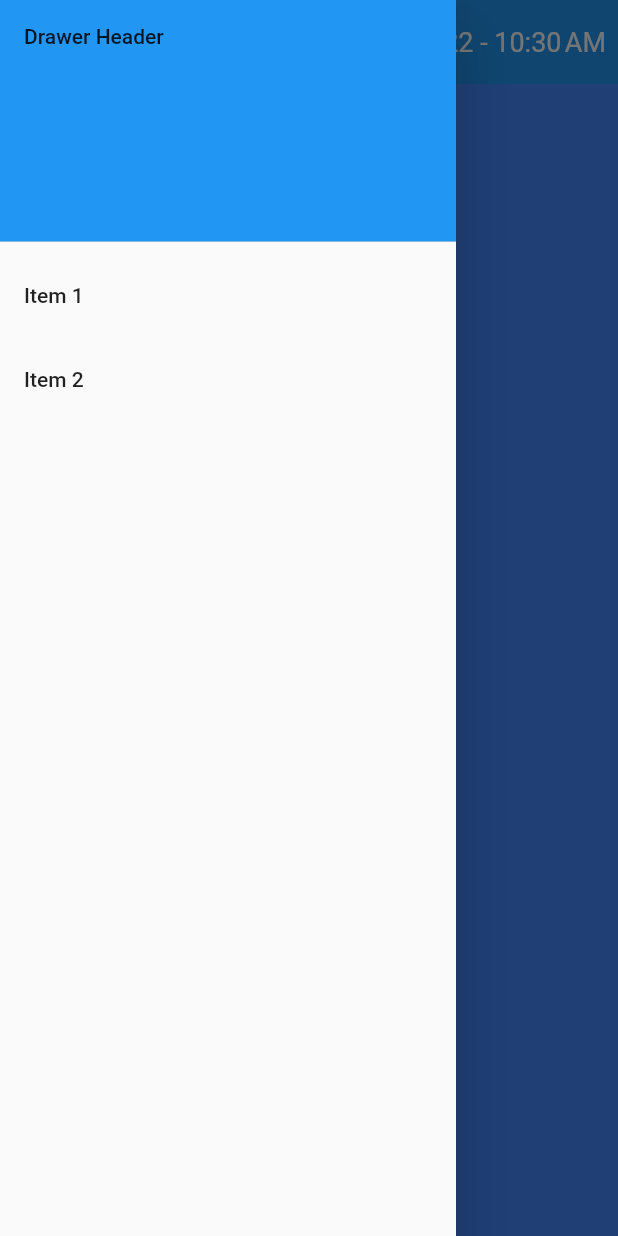
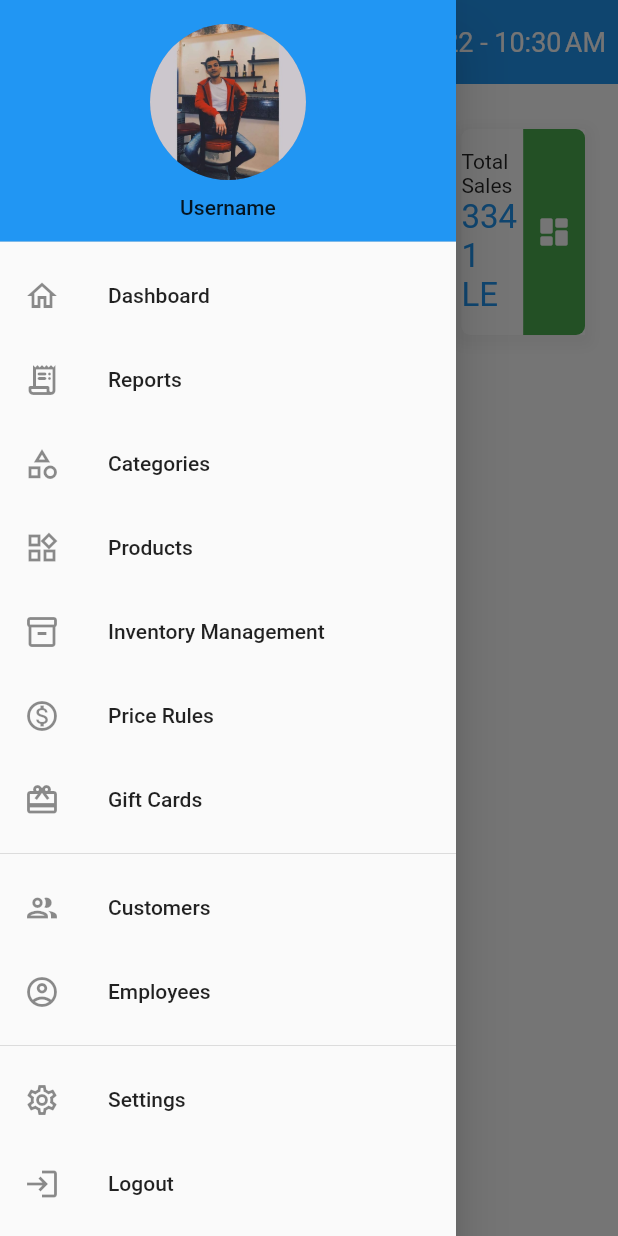
Before and after one commit to hassan-thabet/pos_system, a Flutter app: the HomeScreen screen opened directly, with the side drawer open, on a phone screen of 412 x 824 dp. Run offline on Flutter 3.47's test engine with Material 2 defaults, Android fonts, the phone set to English and light mode, and no system bars.

Commit message:
homeScreen

```diff
--- a/lib/presentation/screens/home_screen.dart
+++ b/lib/presentation/screens/home_screen.dart
@@ -1,5 +1,9 @@
 import 'package:flutter/material.dart';
+import 'package:flutter/widgets.dart';
 import 'package:intl/intl.dart';
+import 'package:pos_system/presentation/widgets/custom_statistics_card.dart';
+
+import '../widgets/custom_list_tile.dart';
 
 class HomeScreen extends StatelessWidget {
   const HomeScreen({Key? key}) : super(key: key);
@@ -13,8 +17,11 @@ class HomeScreen extends StatelessWidget {
 
   @override
   Widget build(BuildContext context) {
+    //double width = MediaQuery.of(context).size.width;
+    //double height = MediaQuery.of(context).size.height;
+
     return Scaffold(
-      backgroundColor: Colors.blueAccent,
+      //backgroundColor: Colors.white,
       appBar: AppBar(
         title: const Text(
           'Store Name',
@@ -39,54 +46,65 @@ class HomeScreen extends StatelessWidget {
         elevation: 0.0,
       ),
       drawer: Drawer(
-        // Add a ListView to the drawer. This ensures the user can scroll
-        // through the options in the drawer if there isn't enough vertical
-        // space to fit everything.
         child: ListView(
-          // Important: Remove any padding from the ListView.
           padding: EdgeInsets.zero,
           children: [
-            const DrawerHeader(
-              decoration: BoxDecoration(
+            DrawerHeader(
+              decoration: const BoxDecoration(
                 color: Colors.blue,
               ),
-              child: Text('Drawer Header'),
+              child: Center(
+                child: Column(
+                  children: const [
+                    CircleAvatar(
+                      radius: 52,
+                      foregroundImage:
+                          AssetImage("assets/images/user_image.jpg"),
+                    ),
+                    SizedBox(
+                      height: 10,
+                    ),
+                    Text('Username'),
+                  ],
+                ),
+              ),
             ),
-            ListTile(
-              title: const Text('Item 1'),
-              onTap: () {
-                // Update the state of the app.
-                // ...
-              },
-            ),
-            ListTile(
-              title: const Text('Item 2'),
-              onTap: () {
-                // Update the state of the app.
-                // ...
-              },
-            ),
+            const CustomListTile('Dashboard', Icons.home_outlined),
+            const CustomListTile('Reports', Icons.receipt_long_rounded),
+            const CustomListTile('Categories', Icons.category_outlined),
+            const CustomListTile('Products', Icons.widgets_outlined),
+            const CustomListTile(
+                'Inventory Management', Icons.inventory_2_outlined),
+            const CustomListTile('Price Rules', Icons.monetization_on_outlined),
+            const CustomListTile('Gift Cards', Icons.card_giftcard),
+            const Divider(),
+            const CustomListTile('Customers', Icons.group_outlined),
+            const CustomListTile('Employees', Icons.account_circle_outlined),
+            const Divider(),
+            const CustomListTile('Settings', Icons.settings_outlined),
+            const CustomListTile('Logout', Icons.login),
           ],
         ),
       ),
-      body: Row(
+      body: Column(
         children: [
-          Expanded(
-              flex: 2,
-              child: Container(
-                decoration: BoxDecoration(
-                    color: Colors.white,
-                    borderRadius: BorderRadius.circular(30)),
-                child: Column(children: const [
-                  Text(
-                    "الفاتورة",
-                    style: TextStyle(fontSize: 30),
-                  )
-                ]),
-              )),
-          Expanded(
-            flex: 3,
-            child: Container(),
+          Center(
+            child: Padding(
+              padding: const EdgeInsets.symmetric(horizontal: 22, vertical: 30),
+              child: Row(
+                mainAxisAlignment: MainAxisAlignment.spaceBetween,
+                children: const [
+                  CustomStatisticsCard('Total Sales', '23',
+                      Icons.add_shopping_cart_outlined, Colors.blueAccent),
+                  CustomStatisticsCard(
+                      'Products', '14', Icons.stream, Colors.redAccent),
+                  CustomStatisticsCard(
+                      'Inventory', '2', Icons.details, Colors.amber),
+                  CustomStatisticsCard('Total Sales', '3341 LE',
+                      Icons.dashboard_rounded, Colors.green),
+                ],
+              ),
+            ),
           ),
         ],
       ),
--- /dev/null
+++ b/lib/presentation/widgets/custom_list_tile.dart
@@ -0,0 +1,20 @@
+import 'package:flutter/material.dart';
+
+class CustomListTile extends StatelessWidget {
+  final String title;
+  final IconData iconData;
+
+  const CustomListTile(this.title, this.iconData, {Key? key}) : super(key: key);
+
+  @override
+  Widget build(BuildContext context) {
+    return ListTile(
+      title: Text(title),
+      leading: Icon(iconData),
+      onTap: () {
+        // Update the state of the app.
+        // ...
+      },
+    );
+  }
+}
--- /dev/null
+++ b/lib/presentation/widgets/custom_statistics_card.dart
@@ -0,0 +1,74 @@
+import 'package:flutter/material.dart';
+
+class CustomStatisticsCard extends StatelessWidget {
+  final String title;
+  final String count;
+  final IconData iconData;
+  final Color colorData;
+
+  const CustomStatisticsCard(
+      this.title, this.count, this.iconData, this.colorData,
+      {Key? key})
+      : super(key: key);
+
+  @override
+  Widget build(BuildContext context) {
+    double width = MediaQuery.of(context).size.width;
+    double height = MediaQuery.of(context).size.height;
+
+    return Container(
+      height: height / 6,
+      width: width / 5,
+      decoration: BoxDecoration(
+        color: Colors.white,
+        borderRadius: const BorderRadius.only(
+          topLeft: Radius.circular(6),
+          bottomLeft: Radius.circular(6),
+        ),
+        boxShadow: [
+          BoxShadow(
+            color: Colors.grey.withOpacity(0.1),
+            spreadRadius: 5,
+            blurRadius: 7,
+            offset: const Offset(0, 3), // changes position of shadow
+          ),
+        ],
+      ),
+      child: Row(
+        children: [
+          Expanded(
+              child: Column(
+            mainAxisAlignment: MainAxisAlignment.center,
+            children: [
+              Text(
+                title,
+                style: const TextStyle(
+                    color: Colors.black87,
+                    fontSize: 14,
+                    fontWeight: FontWeight.w400),
+              ),
+              Text(
+                count,
+                style: const TextStyle(color: Colors.blue, fontSize: 22),
+              ),
+            ],
+          )),
+          Expanded(
+              child: Container(
+            decoration: BoxDecoration(
+              color: colorData,
+              borderRadius: const BorderRadius.only(
+                  topRight: Radius.circular(6),
+                  bottomRight: Radius.circular(6)),
+            ),
+            height: double.maxFinite,
+            child: Icon(
+              iconData,
+              color: Colors.white,
+            ),
+          )),
+        ],
+      ),
+    );
+  }
+}
--- a/pubspec.yaml
+++ b/pubspec.yaml
@@ -61,6 +61,7 @@ flutter:
 
   assets:
     - assets/images/logo.jpg
+    - assets/images/user_image.jpg
 
 
   fonts:
```
Also changed, not shown: assets/images/user_image.jpg (added).
